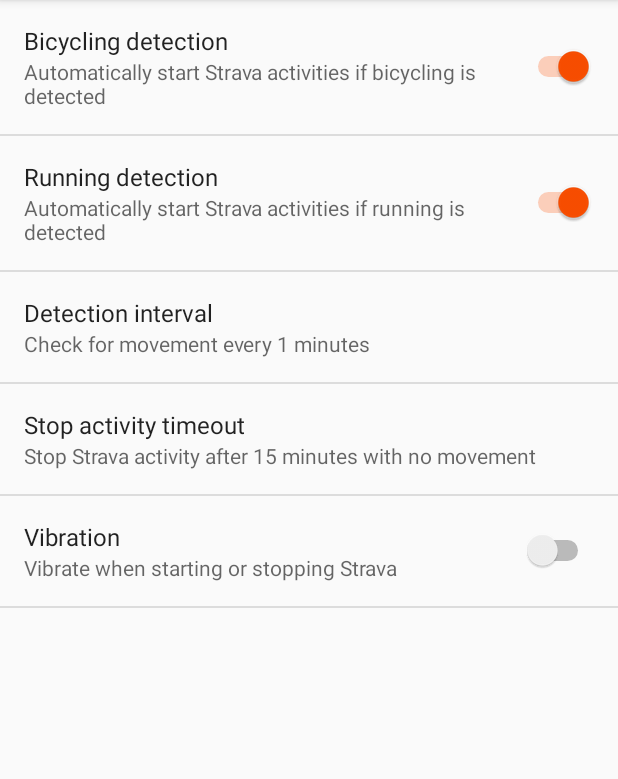
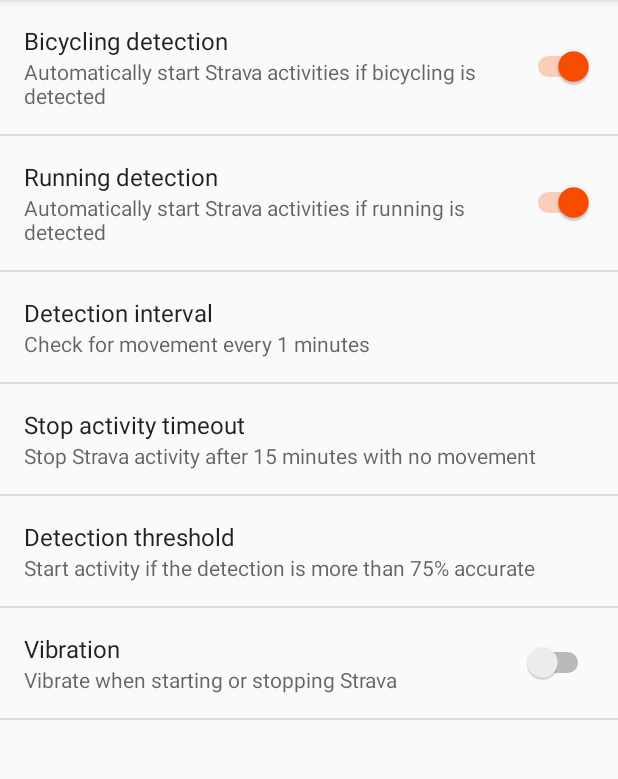
Before and after one commit to colinleroy/stravomatic, an Android app: the screen it shows after launch (MainActivity), on a phone screen of 412 x 824 dp, the part 84-863 px from its top. Run offline under Robolectric (Android 15) with nearby library versions, the phone set to English and light mode, and no system bars.

Commit message:
Version 1.1 - add detection threshold preference

```diff
--- a/app/src/main/java/net/colino/stravaautostartstop/MovementDetectorService.java
+++ b/app/src/main/java/net/colino/stravaautostartstop/MovementDetectorService.java
@@ -43,9 +43,11 @@ public class MovementDetectorService extends IntentService	 {
         boolean bicycling = false;
         boolean running = false;
 
+        int threshold = MainActivity.getPercentPreference(this, "detection_threshold");
+
         for (DetectedActivity result : probableActivities) {
             Log.i(MainActivity.LOG_TAG, getType(result.getType()) +"\t" + result.getConfidence());
-            if( result.getConfidence() >= 75 ) {
+            if( result.getConfidence() >= threshold ) {
                 switch(result.getType()) {
                     case DetectedActivity.ON_BICYCLE:
                         bicycling = true;
@@ -99,7 +101,7 @@ public class MovementDetectorService extends IntentService	 {
             }
         }
 
-        LogUtils.i(MainActivity.LOG_TAG, "currently: " + status);
+        LogUtils.i(MainActivity.LOG_TAG, "currently: " + status + " (detection threshold " + threshold+")");
     }
 
     private void vibrate() {
--- a/app/src/main/res/values/arrays.xml
+++ b/app/src/main/res/values/arrays.xml
@@ -18,4 +18,11 @@
         <item>120</item>
         <item>240</item>
     </string-array>
+    <string-array name="detection_threshold_entries">
+        <item>60%</item>
+        <item>75%</item>
+        <item>85%</item>
+        <item>90%</item>
+        <item>95%</item>
+    </string-array>
 </resources>
--- a/app/src/main/res/values/strings.xml
+++ b/app/src/main/res/values/strings.xml
@@ -8,6 +8,8 @@
     <string name="pref_summary_detection_interval">Check for movement every %s minutes</string>
     <string name="pref_title_stop_timeout">Stop activity timeout</string>
     <string name="pref_summary_stop_timeout">Stop Strava activity after %s minutes with no movement</string>
+    <string name="pref_title_detection_threshold">Detection threshold</string>
+    <string name="pref_summary_detection_threshold">Start activity if the detection is more than %s accurate</string>
     <string name="pref_title_vibrate">Vibration</string>
     <string name="pref_summary_vibrate">Vibrate when starting or stopping Strava</string>
     <string name="detection_started">Detection enabled</string>
--- a/app/src/main/res/xml/pref_general.xml
+++ b/app/src/main/res/xml/pref_general.xml
@@ -28,6 +28,15 @@
         android:key="stop_timeout"
         android:summary="@string/pref_summary_stop_timeout"
         android:title="@string/pref_title_stop_timeout" />
+    <ListPreference
+        android:layout_width="wrap_content"
+        android:layout_height="wrap_content"
+        android:defaultValue="75%"
+        android:entries="@array/detection_threshold_entries"
+        android:entryValues="@array/detection_threshold_entries"
+        android:key="detection_threshold"
+        android:summary="@string/pref_summary_detection_threshold"
+        android:title="@string/pref_title_detection_threshold" />
     <SwitchPreference
         android:defaultValue="false"
         android:key="vibrate"
```
Also changed, not shown: app/build.gradle (+4 -4 lines), app/src/main/java/net/colino/stravaautostartstop/MainActivity.java (+14 -2 lines), 2 other files.
